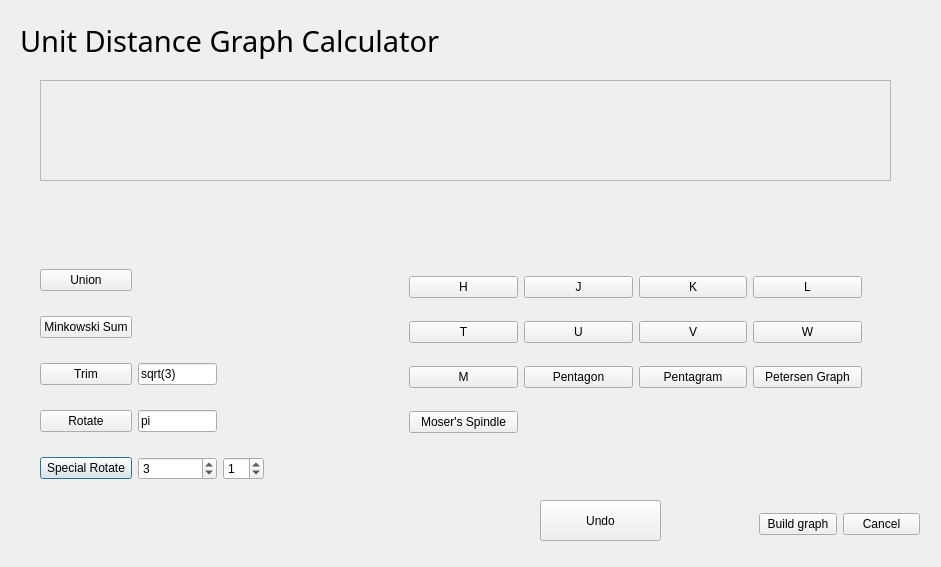
Before: the Qt Designer form GUI/calculator.ui in sergioBarril/UDGraphs, drawn with Qt 5.
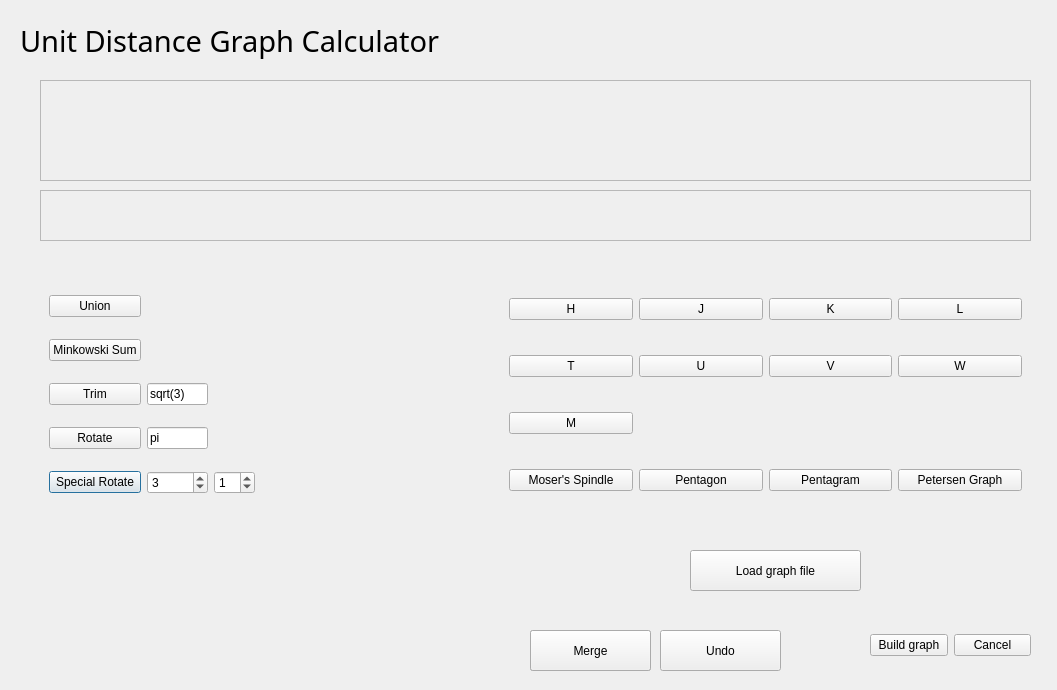
After: the same form once the commit is applied.

Commit message: Added memory feature, and reading graphs from files in the calculator

The edit to the form file:
```diff
--- a/GUI/calculator.ui
+++ b/GUI/calculator.ui
@@ -6,8 +6,8 @@
    <rect>
     <x>0</x>
     <y>0</y>
-    <width>941</width>
-    <height>567</height>
+    <width>1057</width>
+    <height>690</height>
    </rect>
   </property>
   <property name="windowTitle">
@@ -37,7 +37,7 @@
     <rect>
      <x>40</x>
      <y>80</y>
-     <width>851</width>
+     <width>991</width>
      <height>101</height>
     </rect>
    </property>
@@ -48,11 +48,11 @@
     <string/>
    </property>
   </widget>
-  <widget class="QWidget" name="gridLayoutWidget">
+  <widget class="QFrame" name="grid_operators">
    <property name="geometry">
     <rect>
      <x>40</x>
-     <y>250</y>
+     <y>270</y>
      <width>224</width>
      <height>251</height>
     </rect>
@@ -105,6 +105,12 @@
       <property name="text">
        <string>Minkowski Sum</string>
       </property>
+      <property name="checkable">
+       <bool>false</bool>
+      </property>
+      <attribute name="buttonGroup">
+       <string notr="true">buttonGroup</string>
+      </attribute>
      </widget>
     </item>
     <item row="3" column="0">
@@ -119,6 +125,15 @@
       <property name="text">
        <string>Union</string>
       </property>
+      <property name="checkable">
+       <bool>false</bool>
+      </property>
+      <property name="checked">
+       <bool>false</bool>
+      </property>
+      <attribute name="buttonGroup">
+       <string notr="true">buttonGroup</string>
+      </attribute>
      </widget>
     </item>
    </layout>
@@ -126,8 +141,8 @@
   <widget class="QPushButton" name="btn_undo">
    <property name="geometry">
     <rect>
-     <x>540</x>
-     <y>500</y>
+     <x>660</x>
+     <y>630</y>
      <width>121</width>
      <height>41</height>
     </rect>
@@ -139,10 +154,10 @@
   <widget class="QFrame" name="graphs">
    <property name="geometry">
     <rect>
-     <x>400</x>
-     <y>250</y>
-     <width>471</width>
-     <height>211</height>
+     <x>500</x>
+     <y>260</y>
+     <width>531</width>
+     <height>271</height>
     </rect>
    </property>
    <property name="frameShape">
@@ -212,41 +227,41 @@
       </property>
      </widget>
     </item>
-    <item row="2" column="1">
+    <item row="3" column="0">
+     <widget class="QPushButton" name="btn_moser">
+      <property name="text">
+       <string>Moser's Spindle</string>
+      </property>
+     </widget>
+    </item>
+    <item row="3" column="1">
      <widget class="QPushButton" name="btn_pentagon">
       <property name="text">
        <string>Pentagon</string>
       </property>
      </widget>
     </item>
-    <item row="2" column="2">
+    <item row="3" column="2">
      <widget class="QPushButton" name="btn_pentagram">
       <property name="text">
        <string>Pentagram</string>
       </property>
      </widget>
     </item>
-    <item row="2" column="3">
+    <item row="3" column="3">
      <widget class="QPushButton" name="btn_petersen">
       <property name="text">
        <string>Petersen Graph</string>
       </property>
      </widget>
     </item>
-    <item row="3" column="0">
-     <widget class="QPushButton" name="btn_moser">
-      <property name="text">
-       <string>Moser's Spindle</string>
-      </property>
-     </widget>
-    </item>
    </layout>
   </widget>
   <widget class="QWidget" name="horizontalLayoutWidget">
    <property name="geometry">
     <rect>
-     <x>759</x>
-     <y>499</y>
+     <x>870</x>
+     <y>620</y>
      <width>161</width>
      <height>51</height>
     </rect>
@@ -268,6 +283,61 @@
     </item>
    </layout>
   </widget>
+  <widget class="QLabel" name="lb_mem">
+   <property name="geometry">
+    <rect>
+     <x>40</x>
+     <y>190</y>
+     <width>991</width>
+     <height>51</height>
+    </rect>
+   </property>
+   <property name="frameShape">
+    <enum>QFrame::StyledPanel</enum>
+   </property>
+   <property name="text">
+    <string/>
+   </property>
+  </widget>
+  <widget class="QPushButton" name="btn_mem">
+   <property name="geometry">
+    <rect>
+     <x>530</x>
+     <y>630</y>
+     <width>121</width>
+     <height>41</height>
+    </rect>
+   </property>
+   <property name="text">
+    <string>Memory</string>
+   </property>
+  </widget>
+  <widget class="QPushButton" name="btn_load">
+   <property name="geometry">
+    <rect>
+     <x>690</x>
+     <y>550</y>
+     <width>171</width>
+     <height>41</height>
+    </rect>
+   </property>
+   <property name="text">
+    <string>Load graph file</string>
+   </property>
+  </widget>
+  <widget class="QPushButton" name="btn_merge">
+   <property name="geometry">
+    <rect>
+     <x>530</x>
+     <y>630</y>
+     <width>121</width>
+     <height>41</height>
+    </rect>
+   </property>
+   <property name="text">
+    <string>Merge</string>
+   </property>
+  </widget>
  </widget>
  <resources/>
  <connections/>
```
Left out of the diff: 3 changed lines with no effect on the pictures. The commit also changes 3 other files.
